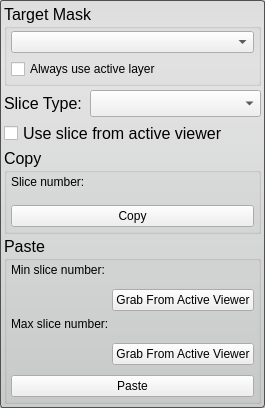
Before: the Qt Designer form Interface/ToolInterface/ClipboardToolInterface.ui in jessdtate/Seg3D, drawn with Qt 5.
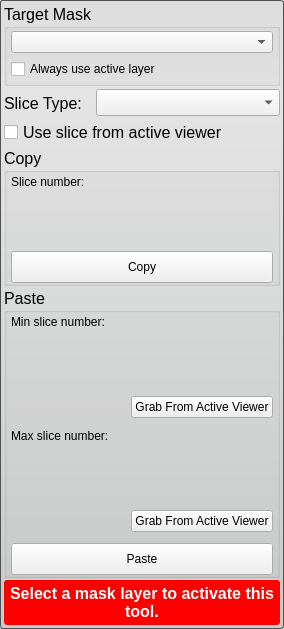
After: the same form once the commit is applied. Custom widgets are drawn as their Qt base class.

Commit message: added a warning to the all the tools and filters for when the proper layer isnt selected.

```diff
--- a/Interface/ToolInterface/ClipboardToolInterface.ui
+++ b/Interface/ToolInterface/ClipboardToolInterface.ui
@@ -6,8 +6,8 @@
    <rect>
     <x>0</x>
     <y>0</y>
-    <width>265</width>
-    <height>408</height>
+    <width>284</width>
+    <height>629</height>
    </rect>
   </property>
   <property name="font">
@@ -124,7 +124,11 @@
     </widget>
    </item>
    <item>
+    <widget class="QWidget" name="widget_7" native="true">
     <layout class="QHBoxLayout" name="horizontalLayout">
+      <property name="margin">
+       <number>0</number>
+      </property>
      <item>
       <widget class="QCheckBox" name="use_active_viewer_">
        <property name="text">
@@ -133,6 +137,7 @@
       </widget>
      </item>
     </layout>
+    </widget>
    </item>
    <item>
     <widget class="QGroupBox" name="copy_groupbox_">
@@ -160,7 +165,14 @@
        </widget>
       </item>
       <item>
-       <widget class="QtUtils::QtSliderIntCombo" name="copy_slice_number_" native="true"/>
+       <widget class="QtUtils::QtSliderIntCombo" name="copy_slice_number_" native="true">
+        <property name="minimumSize">
+         <size>
+          <width>0</width>
+          <height>50</height>
+         </size>
+        </property>
+       </widget>
       </item>
       <item>
        <widget class="QWidget" name="widget_3" native="true">
@@ -179,6 +191,12 @@
          </property>
          <item>
           <widget class="QPushButton" name="copy_button_">
+           <property name="minimumSize">
+            <size>
+             <width>0</width>
+             <height>32</height>
+            </size>
+           </property>
            <property name="text">
             <string>Copy</string>
            </property>
@@ -198,12 +216,6 @@
        <verstretch>0</verstretch>
       </sizepolicy>
      </property>
-     <property name="maximumSize">
-      <size>
-       <width>16777215</width>
-       <height>250</height>
-      </size>
-     </property>
      <property name="title">
       <string>Paste</string>
      </property>
@@ -234,14 +246,25 @@
        </widget>
       </item>
       <item>
-       <widget class="QtUtils::QtSliderIntCombo" name="paste_slice_number_min_" native="true"/>
+       <widget class="QtUtils::QtSliderIntCombo" name="paste_slice_number_min_" native="true">
+        <property name="minimumSize">
+         <size>
+          <width>0</width>
+          <height>50</height>
+         </size>
+        </property>
+       </widget>
       </item>
       <item>
-       <layout class="QHBoxLayout" name="horizontalLayout_6">
-        <property name="topMargin">
-         <number>0</number>
+       <widget class="QWidget" name="widget_5" native="true">
+        <property name="minimumSize">
+         <size>
+          <width>0</width>
+          <height>32</height>
+         </size>
         </property>
-        <property name="bottomMargin">
+        <layout class="QHBoxLayout" name="horizontalLayout_8">
+         <property name="margin">
          <number>0</number>
         </property>
         <item>
@@ -265,6 +288,7 @@
          </widget>
         </item>
        </layout>
+       </widget>
       </item>
       <item>
        <widget class="QLabel" name="label_4">
@@ -274,14 +298,25 @@
        </widget>
       </item>
       <item>
-       <widget class="QtUtils::QtSliderIntCombo" name="paste_slice_number_max_" native="true"/>
+       <widget class="QtUtils::QtSliderIntCombo" name="paste_slice_number_max_" native="true">
+        <property name="minimumSize">
+         <size>
+          <width>0</width>
+          <height>50</height>
+         </size>
+        </property>
+       </widget>
       </item>
       <item>
-       <layout class="QHBoxLayout" name="horizontalLayout_7">
-        <property name="topMargin">
-         <number>0</number>
+       <widget class="QWidget" name="widget_6" native="true">
+        <property name="minimumSize">
+         <size>
+          <width>0</width>
+          <height>32</height>
+         </size>
         </property>
-        <property name="bottomMargin">
+        <layout class="QHBoxLayout" name="horizontalLayout_6">
+         <property name="margin">
          <number>0</number>
         </property>
         <item>
@@ -305,13 +340,14 @@
          </widget>
         </item>
        </layout>
+       </widget>
       </item>
       <item>
        <widget class="QWidget" name="widget_2" native="true">
         <property name="minimumSize">
          <size>
           <width>0</width>
-          <height>30</height>
+          <height>32</height>
          </size>
         </property>
         <layout class="QHBoxLayout" name="horizontalLayout_4">
@@ -323,6 +359,12 @@
          </property>
          <item>
           <widget class="QPushButton" name="paste_button_">
+           <property name="minimumSize">
+            <size>
+             <width>0</width>
+             <height>32</height>
+            </size>
+           </property>
            <property name="text">
             <string>Paste</string>
            </property>
@@ -334,6 +376,48 @@
      </layout>
     </widget>
    </item>
+   <item>
+    <widget class="QWidget" name="message_alert_" native="true">
+     <property name="minimumSize">
+      <size>
+       <width>0</width>
+       <height>32</height>
+      </size>
+     </property>
+     <property name="styleSheet">
+      <string notr="true">QLabel#message_{
+	color: white;
+	font: bold;
+}
+
+QWidget#message_alert_{
+	border-radius: 3px;
+	background-color: red;
+}</string>
+     </property>
+     <layout class="QHBoxLayout" name="horizontalLayout_7">
+      <property name="spacing">
+       <number>0</number>
+      </property>
+      <property name="margin">
+       <number>4</number>
+      </property>
+      <item>
+       <widget class="QLabel" name="message_">
+        <property name="text">
+         <string>Select a mask layer to activate this tool.</string>
+        </property>
+        <property name="alignment">
+         <set>Qt::AlignCenter</set>
+        </property>
+        <property name="wordWrap">
+         <bool>true</bool>
+        </property>
+       </widget>
+      </item>
+     </layout>
+    </widget>
+   </item>
   </layout>
  </widget>
  <customwidgets>
```
Lines whose indentation alone changed are shown as unchanged. The commit also changes 67 other files.
